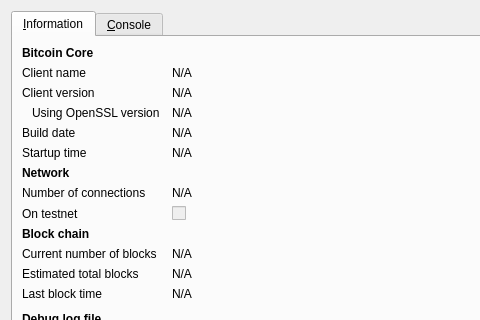
Qt form src/qt/forms/rpcconsole.ui (hanxianzhai/hvcoin) before a commit; both pictures show x 0 to 480 and y 0 to 320 of the 740 by 450 pixel window.
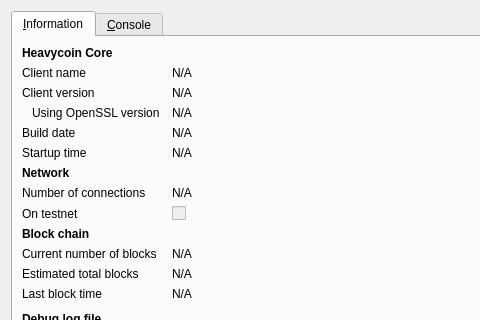
The same form after that commit. Icons and pictures are not drawn.

```diff
--- a/src/qt/forms/rpcconsole.ui
+++ b/src/qt/forms/rpcconsole.ui
@@ -36,7 +36,7 @@
           </font>
          </property>
          <property name="text">
-          <string>Bitcoin Core</string>
+          <string>Heavycoin Core</string>
          </property>
         </widget>
        </item>
```
Left out of the diff: 6 changed lines with no effect on the pictures.
